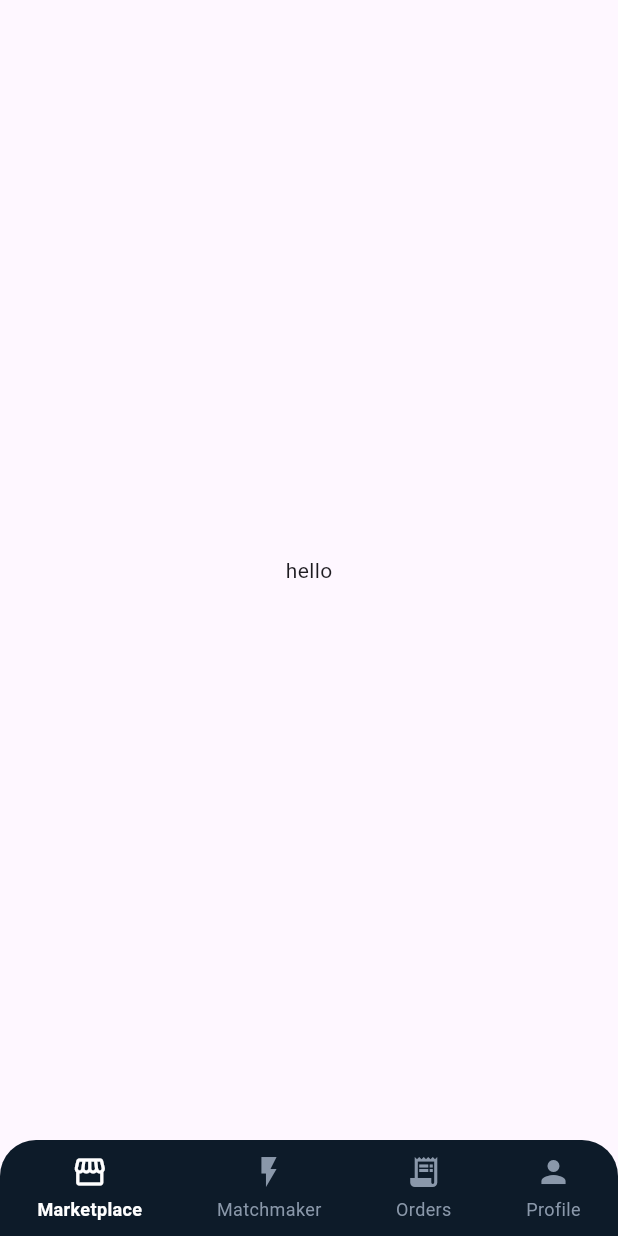
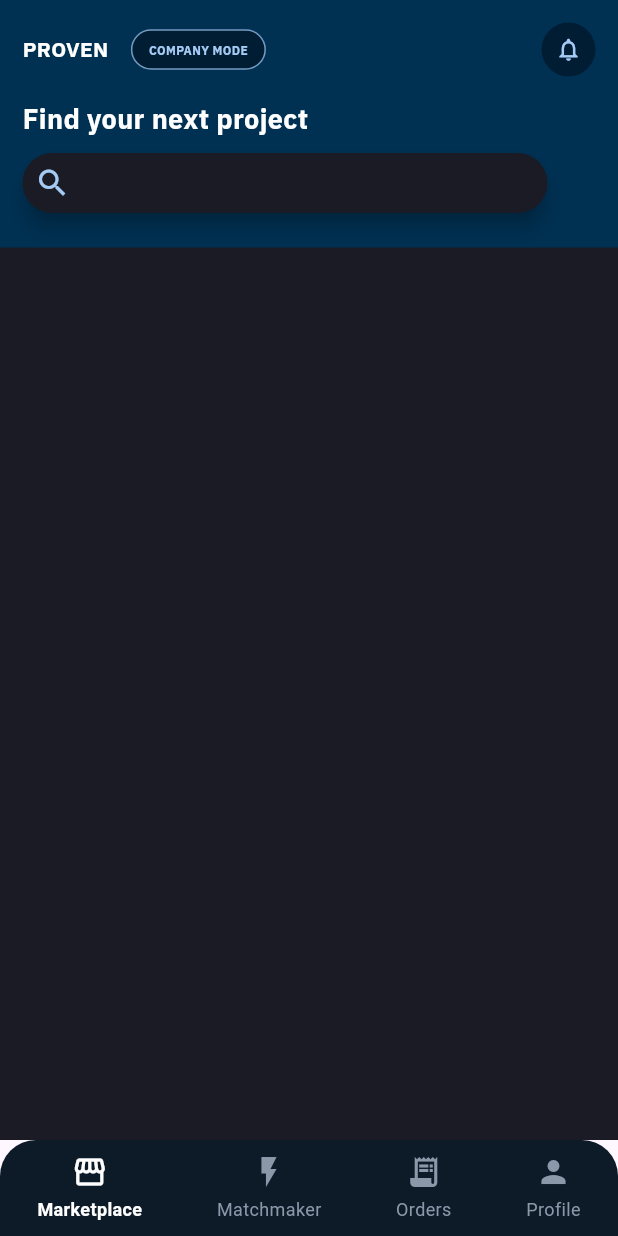
Before and after one commit to MazenEmad90/Proven, a Flutter app: the screen it shows after launch, on a phone screen of 412 x 824 dp. Run offline on Flutter 3.47's test engine with Material 3 defaults, Android fonts, the phone set to English and light mode, and no system bars; our stand-ins replace google_fonts.

Commit message:
..updateee...

```diff
--- a/proven/lib/features/marketPlace/market_page.dart
+++ b/proven/lib/features/marketPlace/market_page.dart
@@ -1,4 +1,6 @@
 import 'package:flutter/material.dart';
+import 'package:google_fonts/google_fonts.dart';
+import 'package:proven/core/theme/colors.dart';
 
 class MarketPage extends StatefulWidget {
   const MarketPage({super.key});
@@ -11,8 +13,104 @@ class _MarketPageState extends State<MarketPage> {
   @override
   Widget build(BuildContext context) {
     return Scaffold(
-      body: Center(
-        child: Text('hello'),
+      backgroundColor: AppColors.onBackground,
+      body: SingleChildScrollView(
+        child: SafeArea(
+          child: Column(
+            children: [
+              Container(
+                decoration: BoxDecoration(color: AppColors.primaryContainer),
+                width: double.infinity,
+                height: 165,
+                alignment: Alignment.topLeft,
+                child: Padding(
+                  padding: const EdgeInsets.all(15.0),
+                  child: Column(
+                    children: [
+                      Row(
+                        children: [
+                          Text(
+                            "PROVEN",
+                            style: GoogleFonts.ibmPlexSans(
+                              color: AppColors.onPrimary,
+                              fontWeight: FontWeight.bold,
+                            ),
+                          ),
+                          SizedBox(width: 15),
+                          Container(
+                            width: 90,
+                            height: 27,
+                            alignment: Alignment.center,
+                            decoration: BoxDecoration(
+                              color: AppColors.onPrimaryFixed,
+                              borderRadius: BorderRadius.circular(50),
+                              border: Border.all(
+                                color: AppColors.onPrimaryContainer,
+                              ),
+                            ),
+                            child: Padding(
+                              padding: const EdgeInsets.all(3.5),
+                              child: Text(
+                                "COMPANY MODE",
+                                style: GoogleFonts.ibmPlexSans(
+                                  color: AppColors.primaryFixedDim,
+                                  fontWeight: FontWeight.bold,
+                                  fontSize: 8,
+                                ),
+                              ),
+                            ),
+                          ),
+                          Spacer(),
+                          CircleAvatar(
+                            radius: 18,
+                            backgroundColor: AppColors.onPrimaryFixed,
+                            child: IconButton(
+                              onPressed: () {},
+                              icon: Icon(
+                                Icons.notifications_none_outlined,
+                                color: AppColors.primaryFixedDim,
+                                size: 18,
+                              ),
+                            ),
+                          ),
+                        ],
+                      ),
+                      SizedBox(height: 15),
+                      Row(
+                        children: [
+                          Text(
+                            "Find your next project",
+                            style: GoogleFonts.ibmPlexSans(
+                              color: AppColors.onPrimary,
+                              fontWeight: FontWeight.bold,
+                              fontSize: 18,
+                            ),
+                          ),
+                        ],
+                      ),
+                      SizedBox(height: 10,),
+                      Row(
+                        children: [
+                          Container(
+                            height: 40,
+                            width: 350,
+                            decoration: BoxDecoration(borderRadius: BorderRadius.circular(5)),
+                            child: SearchBar(
+                              backgroundColor: WidgetStatePropertyAll(
+                                AppColors.onBackground,
+                              ),
+                              leading: Icon(Icons.search,color: AppColors.inversePrimary,),
+                            ),
+                          ),
+                        ],
+                      ),
+                    ],
+                  ),
+                ),
+              ),
+            ],
+          ),
+        ),
       ),
     );
   }
```
